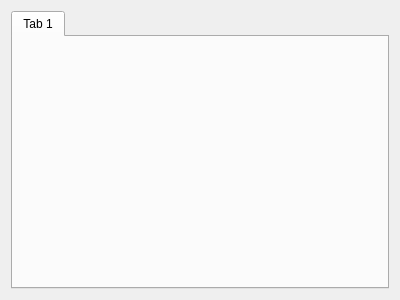
Old version of the form src/ui/tilesheet/tile_sheet_widget.ui in the repository albin-johansson/tactile.
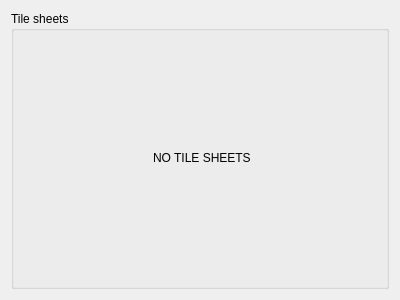
New version of the form.

Commit message: Add basic tile sheet widget

What changed in the file:
```diff
--- a/src/ui/tilesheet/tile_sheet_widget.ui
+++ b/src/ui/tilesheet/tile_sheet_widget.ui
@@ -10,20 +10,60 @@
     <height>300</height>
    </rect>
   </property>
+  <property name="sizePolicy">
+   <sizepolicy hsizetype="Expanding" vsizetype="Expanding">
+    <horstretch>0</horstretch>
+    <verstretch>0</verstretch>
+   </sizepolicy>
+  </property>
   <property name="windowTitle">
    <string>Form</string>
   </property>
   <layout class="QGridLayout" name="gridLayout">
    <item row="0" column="0">
-    <widget class="QTabWidget" name="tabWidget">
-     <property name="currentIndex">
-      <number>0</number>
+    <widget class="QGroupBox" name="groupBox">
+     <property name="title">
+      <string>Tile sheets</string>
      </property>
-     <widget class="QWidget" name="tab">
-      <attribute name="title">
-       <string>Tab 1</string>
-      </attribute>
-     </widget>
+     <layout class="QGridLayout" name="gridLayout_3">
+      <item row="0" column="0">
+       <layout class="QGridLayout" name="gridLayout_2">
+        <item row="0" column="0">
+         <widget class="QStackedWidget" name="stackedWidget">
+          <widget class="QWidget" name="noTileSheetsPage">
+           <property name="sizePolicy">
+            <sizepolicy hsizetype="Expanding" vsizetype="Expanding">
+             <horstretch>0</horstretch>
+             <verstretch>0</verstretch>
+            </sizepolicy>
+           </property>
+           <widget class="QLabel" name="label">
+            <property name="geometry">
+             <rect>
+              <x>130</x>
+              <y>110</y>
+              <width>111</width>
+              <height>16</height>
+             </rect>
+            </property>
+            <property name="text">
+             <string>NO TILE SHEETS</string>
+            </property>
+           </widget>
+          </widget>
+          <widget class="QWidget" name="page_2">
+           <property name="sizePolicy">
+            <sizepolicy hsizetype="Expanding" vsizetype="Expanding">
+             <horstretch>0</horstretch>
+             <verstretch>0</verstretch>
+            </sizepolicy>
+           </property>
+          </widget>
+         </widget>
+        </item>
+       </layout>
+      </item>
+     </layout>
     </widget>
    </item>
   </layout>
```
The commit also changes 22 other files.
